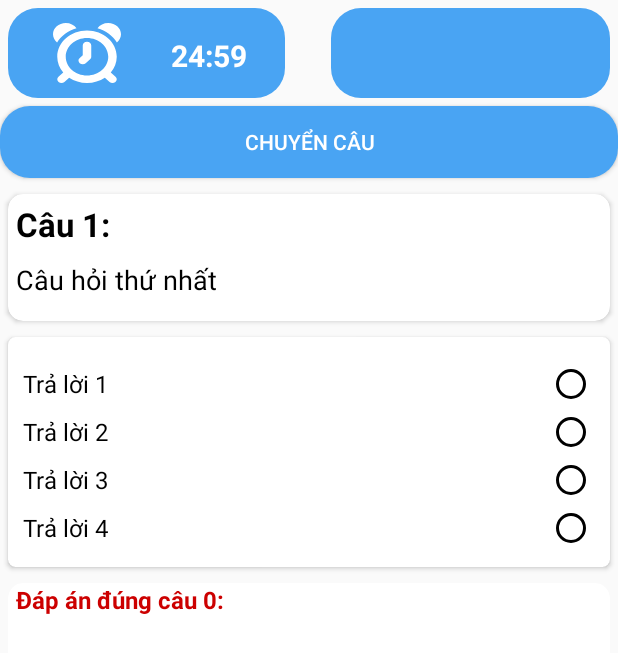
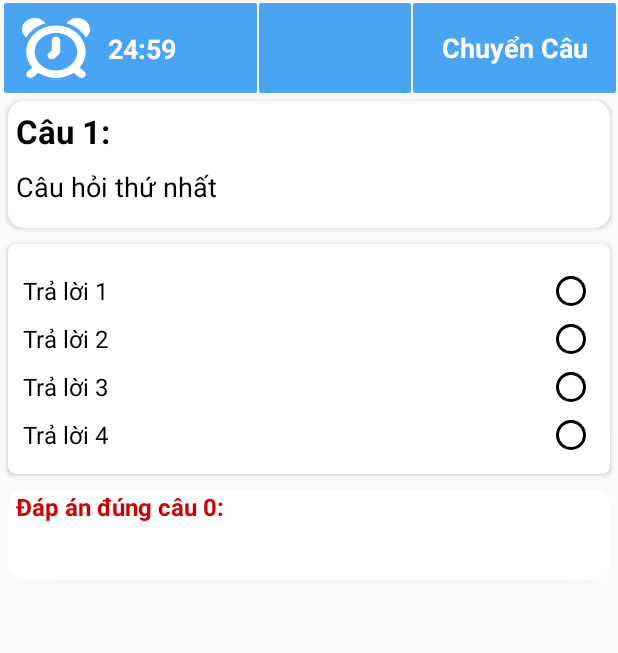
Before and after one commit to DevNHQ/AssignAgile, an Android app: the TracNghiemActivity screen opened directly, with no data from a screen before it, on a phone screen of 412 x 824 dp. Shown: the top 653 px of the screen. Run offline under Robolectric (Android 15) with nearby library versions, the phone set to English and light mode, and no system bars; 10 statements that could not run were skipped.

Commit message:
almost done

```diff
--- a/app/src/main/res/drawable-xxhdpi/border_t.xml
+++ b/app/src/main/res/drawable-xxhdpi/border_t.xml
@@ -28,7 +28,7 @@
 
     <!-- và đây là bán kính đường tròn ở 4 góc -->
     <corners
-        android:radius="20dp" >
+        android:radius="1dp" >
     </corners>
 
 </shape>
--- a/app/src/main/res/drawable/ic_arrow_back_white_24dp.xml
+++ b/app/src/main/res/drawable/ic_arrow_back_white_24dp.xml
@@ -1,5 +1,5 @@
-<vector android:height="24dp" android:tint="#FFFFFF"
-    android:viewportHeight="24.0" android:viewportWidth="24.0"
-    android:width="24dp" xmlns:android="http://schemas.android.com/apk/res/android">
+<vector android:height="25dp" android:tint="#FFFFFF"
+    android:viewportHeight="25.0" android:viewportWidth="50.0"
+    android:width="50dp" xmlns:android="http://schemas.android.com/apk/res/android">
     <path android:fillColor="#FF000000" android:pathData="M20,11H7.83l5.59,-5.59L12,4l-8,8 8,8 1.41,-1.41L7.83,13H20v-2z"/>
 </vector>
--- a/app/src/main/res/layout/activity_goc_hoc_tap.xml
+++ b/app/src/main/res/layout/activity_goc_hoc_tap.xml
@@ -173,7 +173,7 @@
                     android:layout_width="match_parent"
                     android:layout_height="wrap_content"
                     android:layout_marginTop="10dp"
-                    android:text="Ngoại ngữ" />
+                    android:text="Sinh Học" />
             </LinearLayout>
 
         </android.support.v7.widget.CardView>
--- a/app/src/main/res/layout/activity_trac_nghiem.xml
+++ b/app/src/main/res/layout/activity_trac_nghiem.xml
@@ -6,17 +6,20 @@
     xmlns:app="http://schemas.android.com/apk/res-auto"
     android:orientation="vertical">
     <LinearLayout
+        android:layout_marginTop="2dp"
+        android:layout_marginLeft="1dp"
+        android:layout_marginRight="1dp"
         android:layout_width="match_parent"
-        android:layout_height="65dp"
+        android:layout_height="60dp"
         android:orientation="horizontal"
-        android:paddingTop="5dp">
+        >
         <RelativeLayout
+            android:layout_marginRight="1dp"
             android:layout_width="0dp"
             android:layout_height="match_parent"
-            android:layout_marginLeft="5dp"
-            android:layout_weight="3"
+            android:layout_marginLeft="1dp"
+            android:layout_weight="2.5"
             android:background="@drawable/border_t">
-
             <ImageView
                 android:id="@+id/imageView2"
                 android:layout_width="wrap_content"
@@ -24,8 +27,9 @@
                 android:layout_alignParentStart="true"
                 android:layout_alignParentLeft="true"
                 android:layout_centerVertical="true"
-                android:layout_marginLeft="20dp"
+                android:layout_marginLeft="2dp"
                 android:src="@drawable/ic_iconfinder_alarm_clock_171279" />
+
             <TextView
                 android:id="@+id/tvTimer"
                 android:layout_width="wrap_content"
@@ -33,42 +37,25 @@
                 android:layout_alignParentEnd="true"
                 android:layout_alignParentRight="true"
                 android:layout_centerVertical="true"
-                android:layout_marginStart="18dp"
+                android:layout_marginStart="12dp"
                 android:layout_marginLeft="15dp"
                 android:layout_marginTop="8dp"
-                android:layout_marginEnd="15dp"
-                android:layout_marginRight="24dp"
+                android:layout_marginEnd="10dp"
+                android:layout_marginRight="10dp"
                 android:layout_marginBottom="8dp"
+                android:layout_toEndOf="@+id/imageView2"
                 android:text="45:00"
                 android:textColor="#ffffff"
-                android:textSize="20sp"
+                android:textSize="18sp"
                 android:textStyle="bold" />
         </RelativeLayout>
-
         <LinearLayout
             android:layout_width="0dp"
             android:layout_height="match_parent"
-            android:layout_weight="0.5"
-            android:orientation="vertical">
-
-            <TextView
-                android:id="@+id/txtNumQues"
-                android:layout_width="match_parent"
-                android:layout_height="match_parent"
-                android:gravity="center"
-                android:textColor="#ffffff"
-                android:textSize="20sp"
-                android:textStyle="bold" />
-        </LinearLayout>
-
-        <LinearLayout
-            android:layout_width="0dp"
-            android:layout_height="match_parent"
-            android:layout_marginRight="5dp"
-            android:layout_weight="3"
+            android:layout_marginRight="1dp"
+            android:layout_weight="1.5"
             android:background="@drawable/border_t"
             android:orientation="horizontal">
-
             <TextView
                 android:id="@+id/tvKiemTra"
                 android:layout_width="fill_parent"
@@ -76,32 +63,28 @@
                 android:gravity="center"
                 android:text="Địa Lý"
                 android:textColor="#ffffff"
-                android:textSize="20sp"
-                android:textStyle="bold" />
-
+                android:textSize="18sp"
+                android:textStyle="bold"/>
+        </LinearLayout>
+        <LinearLayout
+            android:layout_width="0dp"
+            android:layout_height="match_parent"
+            android:layout_weight="2"
+            android:onClick="Nextttt"
+            android:background="@drawable/border_t"
+            android:orientation="vertical">
             <TextView
-                android:id="@+id/tvScore"
+                android:id="@+id/nexttt"
                 android:layout_width="fill_parent"
                 android:layout_height="match_parent"
                 android:gravity="center"
-                android:text="Xem điểm"
+                android:text="Chuyển Câu"
                 android:textColor="#ffffff"
-                android:textSize="20sp"
-                android:textStyle="bold"
-                android:visibility="visible" />
+                android:textSize="18sp"
+                android:textStyle="bold"/>
         </LinearLayout>
+
     </LinearLayout>
-    <Button
-        android:layout_marginTop="5dp"
-        android:layout_marginBottom="5dp"
-        android:textColor="@color/colorWhite"
-        android:background="@drawable/border_t"
-        android:onClick="Nextttt"
-        android:id="@+id/nexttt"
-        android:layout_gravity="bottom"
-        android:layout_width="match_parent"
-        android:layout_height="wrap_content"
-        android:text="Chuyển Câu"/>
     <ScrollView xmlns:android="http://schemas.android.com/apk/res/android"
         android:id="@+id/content"
         android:layout_width="match_parent"
@@ -234,7 +217,7 @@
                         android:layout_height="wrap_content"
                         android:textSize="16sp"
                         android:paddingBottom="5dp"
-                        android:layout_marginBottom="5dp    "/>
+                        android:layout_marginBottom="5dp"/>
                 </LinearLayout>
             </android.support.v7.widget.CardView>
         </LinearLayout>
--- a/app/src/main/res/layout/item_recycleview_thithu.xml
+++ b/app/src/main/res/layout/item_recycleview_thithu.xml
@@ -6,7 +6,9 @@
     android:orientation="vertical">
 
     <android.support.v7.widget.CardView
-        android:layout_width="320dp"
+        android:paddingLeft="10dp"
+        app:contentPaddingRight="10dp"
+        android:layout_width="match_parent"
         android:layout_height="wrap_content"
         android:layout_gravity="center_horizontal"
         android:layout_margin="5dp"
```
Also changed, not shown: app/src/main/res/layout/activity_lich_su_on_tap.xml (+9 -0 lines), app/src/main/res/layout/activity_main.xml (+7 -3 lines), app/src/main/res/layout/activity_on_tap.xml (+5 -24 lines), app/src/main/res/layout/activity_thi_thu.xml (+6 -4 lines).
